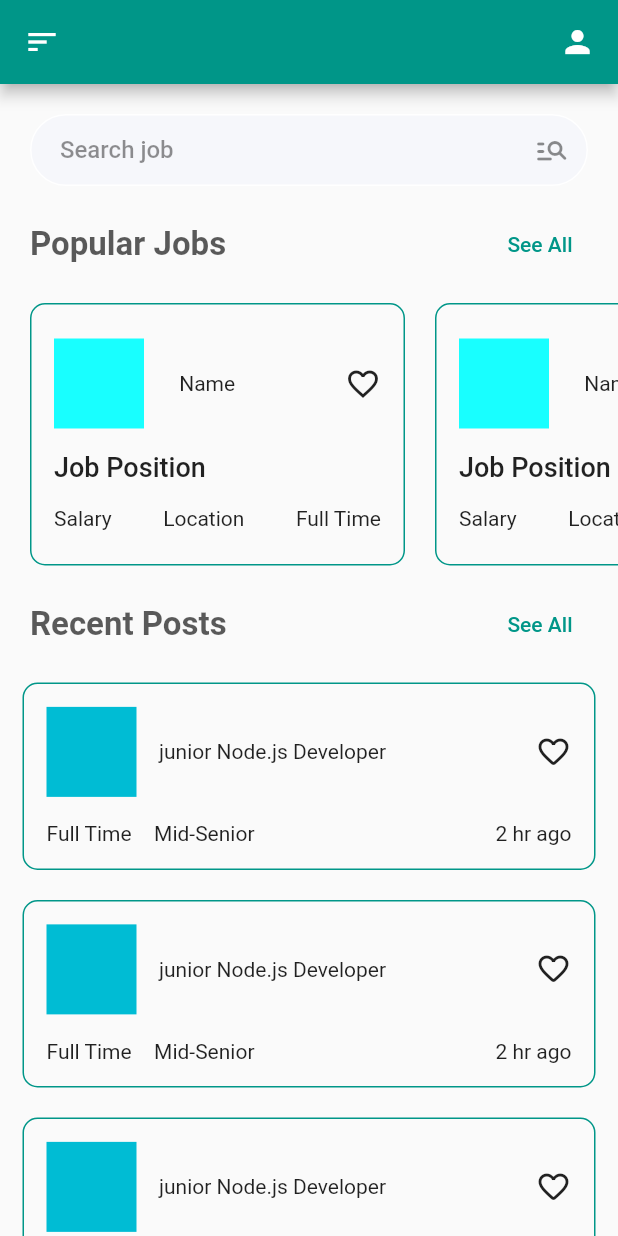
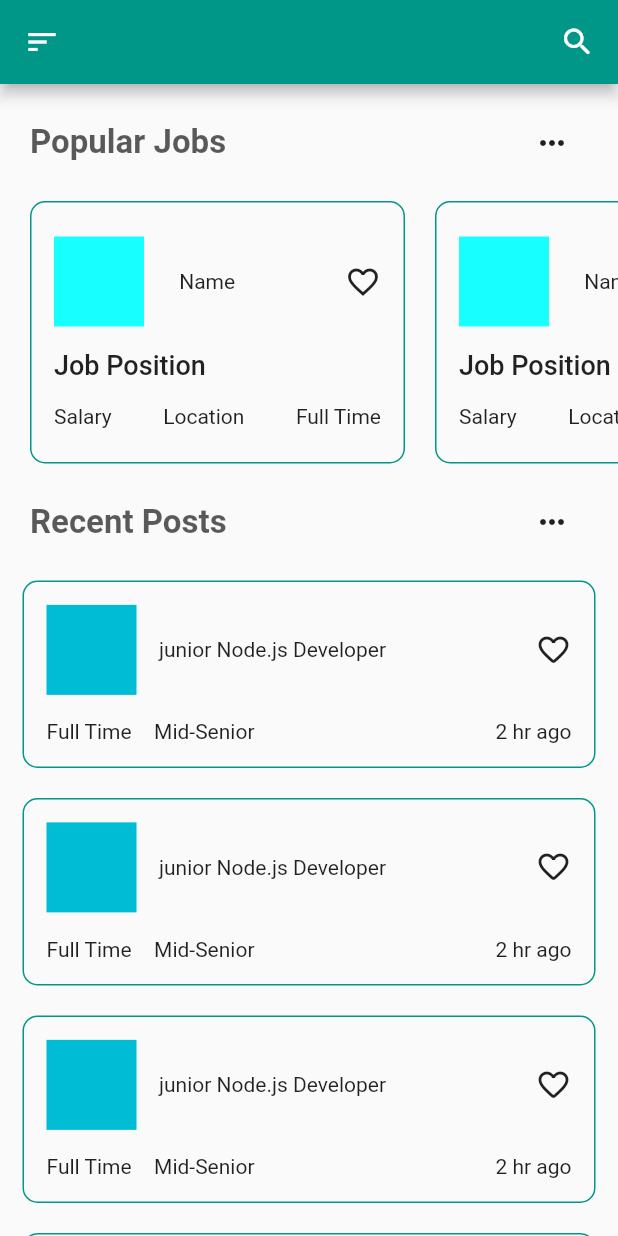
Before and after one commit to thetooaung07/job-portal, a Flutter app: the HomePageWrapper screen opened directly, on a phone screen of 412 x 824 dp. Run offline on Flutter 3.47's test engine with Material 2 defaults, Android fonts, the phone set to English and light mode, and no system bars; our stand-ins replace flutter_svg, get.

Commit message:
Re-design the whole app

```diff
--- a/lib/main.dart
+++ b/lib/main.dart
@@ -94,7 +94,7 @@ class _HomePageWrapperState extends State<HomePageWrapper> {
                   },
                 ),
           actions: const [
-            Icon(Icons.person),
+            Icon(Icons.search_rounded),
             SizedBox(
               width: 15,
             )
@@ -129,9 +129,10 @@ class HomePage extends StatelessWidget {
       child: Column(
         children: [
           //Search Bar
-          Padding(
-              padding: EdgeInsets.only(left: 20.0, right: 20.0, top: 20.0),
-              child: HomePageSearchBar()),
+          // Padding(
+          //   padding: EdgeInsets.only(left: 20.0, right: 20.0, top: 20.0),
+          //   child: HomePageSearchBar(),
+          // ),
           //Popular Job
           PopularJobsContainer(),
           //Recent Post
@@ -142,23 +143,23 @@ class HomePage extends StatelessWidget {
   }
 }
 
-class BaseWrapper extends StatefulWidget {
-  const BaseWrapper({Key? key}) : super(key: key);
+// class BaseWrapper extends StatefulWidget {
+//   const BaseWrapper({Key? key}) : super(key: key);
 
-  @override
-  State<BaseWrapper> createState() => _BaseWrapperState();
-}
+//   @override
+//   State<BaseWrapper> createState() => _BaseWrapperState();
+// }
 
-class _BaseWrapperState extends State<BaseWrapper> {
-  @override
-  Widget build(BuildContext context) {
-    return Scaffold(
-      body: Stack(
-        children: [
-          AppDrawer(),
-          HomePageWrapper(),
-        ],
-      ),
-    );
-  }
-}
+// class _BaseWrapperState extends State<BaseWrapper> {
+//   @override
+//   Widget build(BuildContext context) {
+//     return Scaffold(
+//       body: Stack(
+//         children: [
+//           AppDrawer(),
+//           HomePageWrapper(),
+//         ],
+//       ),
+//     );
+//   }
+// }
--- a/lib/routes/routes.dart
+++ b/lib/routes/routes.dart
@@ -22,7 +22,7 @@ class RouteNames {
 routes() => [
       GetPage(
         name: RouteNames.home,
-        page: () => const BaseWrapper(),
+        page: () => const HomePageWrapper(),
       ),
       GetPage(
         name: RouteNames.popularJobs,
--- a/lib/widgets/showAllTextBanner.dart
+++ b/lib/widgets/showAllTextBanner.dart
@@ -20,9 +20,11 @@ class ShowAllTextBanner extends StatelessWidget {
             title,
             style: kHeaderTextStyle,
           ),
-          TextButton(
+          IconButton(
+            splashRadius: 17,
+            splashColor: Colors.white,
             onPressed: onPressed,
-            child: Text("See All"),
+            icon: Icon(Icons.more_horiz_rounded),
           ),
         ],
       ),
```
